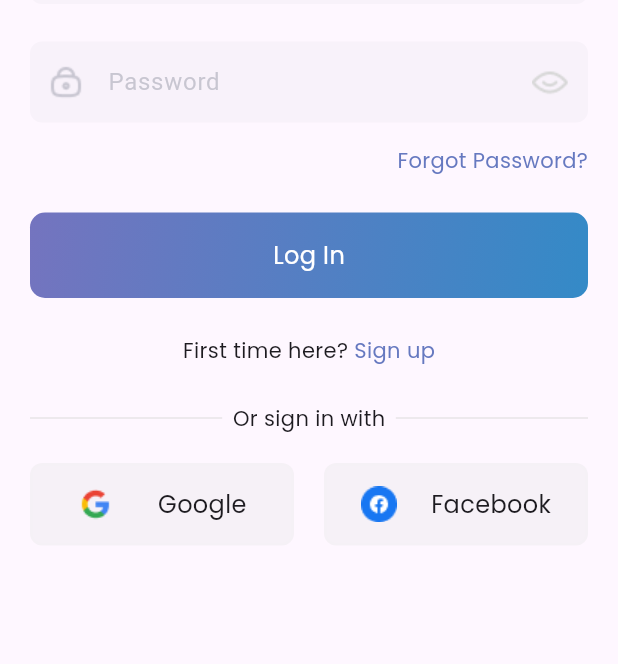
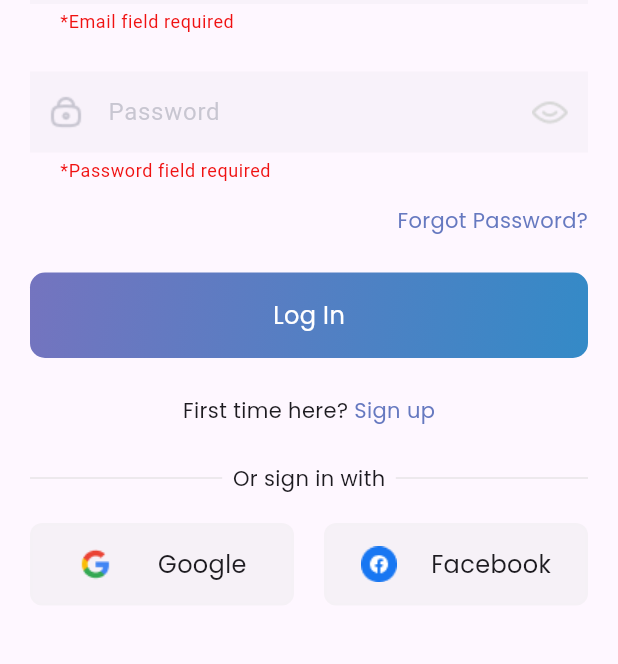
Before and after one commit to SauravAcharya23/Car-Rental-Mobile-App, a Flutter app: the screen it shows after launch, after a tap on "Log In", on a phone screen of 412 x 824 dp, the part 539-1203 px from its top. Run offline on Flutter 3.47's test engine with Material 3 defaults, Android fonts, the phone set to English and light mode, and no system bars; our stand-ins replace cloud_firestore, firebase_auth, firebase_core, flutter_credit_card, flutter_riverpod, flutter_xlider and 3 more; missing offline and left inert: card_scanner, flutter_3d_controller; accounts and stored records are empty.

Commit message:
Login with email and password with validation

```diff
--- a/lib/core/network/services/auth.dart
+++ b/lib/core/network/services/auth.dart
@@ -1,11 +1,20 @@
 
 
+import 'package:car_rental_app/model/user/user_model.dart';
 import 'package:firebase_auth/firebase_auth.dart';
 import 'package:cloud_firestore/cloud_firestore.dart';
 
 class AuthService{
 
   final FirebaseAuth _auth = FirebaseAuth.instance;
+
+  // auth change user stream
+  Stream<UserModel?> get user{
+    // return _auth.authStateChanges().map(_userFromFirebaseUser);
+    return _auth.authStateChanges().map((user) {
+      return user != null ? UserModel(uid: user.uid, ) : null;
+    });
+  }
 
   // Register with Email & Password
   Future registerAccount({required String email, required String password, required String username})async{
@@ -26,4 +35,24 @@ class AuthService{
 
   }
 
+
+  // Login with Email & Password
+  Future loginAccount({required String email, required String password}) async{
+
+    // Step 1: Login user with email and password
+    UserCredential userCredential = await _auth.signInWithEmailAndPassword(email: email, password: password);
+
+    User? user = userCredential.user;
+
+    return _userFromFirebaseUser(user);
+
+
+  }
+
+  // create user obj based on firebase user
+  UserModel? _userFromFirebaseUser(User? user){
+    return user == null ? null : UserModel(uid: user.uid,);
+    // return UserModel(uid: user.uid);
+  }
+
 }
--- a/lib/core/ui/string_constrants.dart
+++ b/lib/core/ui/string_constrants.dart
@@ -3,3 +3,6 @@
 // Register page message
 const errorRegisterMessage = 'Server Error. Please Try Again Later';
 const successRegisterMessage = 'Register Successfully. Please Login';
+
+// Login page message
+const errorLogin = 'Could not sign in with those credentials';
--- a/lib/main.dart
+++ b/lib/main.dart
@@ -1,6 +1,5 @@
-import 'package:car_rental_app/presentation/view/pages/Login_Page/login.dart';
+import 'package:car_rental_app/presentation/view/authenticate/wrapper.dart';
 import 'package:car_rental_app/routes/app_routes.dart';
-import 'package:car_rental_app/routes/routes.dart';
 import 'package:firebase_core/firebase_core.dart';
 import 'package:flutter/material.dart';
 import 'package:flutter_riverpod/flutter_riverpod.dart';
@@ -33,8 +32,8 @@ class MyApp extends StatelessWidget {
         colorScheme: ColorScheme.fromSeed(seedColor: Colors.deepPurple),
       ),
       routes: AppRoutes.routes,
-      initialRoute: Routes.login,
-      home: const LoginPage()
+      // initialRoute: Routes.login,
+      home: const Wrapper()
     );
   }
 }
--- /dev/null
+++ b/lib/presentation/view/authenticate/wrapper.dart
@@ -0,0 +1,22 @@
+import 'package:car_rental_app/core/network/services/auth.dart';
+import 'package:car_rental_app/model/user/user_model.dart';
+import 'package:car_rental_app/presentation/view/pages/Bottom_Navbar_page/bottom_navbar.dart';
+import 'package:car_rental_app/presentation/view/pages/Login_Page/login.dart';
+import 'package:flutter/material.dart';
+
+class Wrapper extends StatelessWidget {
+  const Wrapper({super.key});
+
+  @override
+  Widget build(BuildContext context) {
+    return StreamBuilder<UserModel?>(
+      stream: AuthService().user,
+      builder: (context, snapshot) {
+
+        print("object:  ${snapshot.data?.uid}");
+
+        return snapshot.data == null ?  LoginPage() : BottomNavBar();
+      },
+    );
+  }
+}
--- a/lib/presentation/view/pages/Login_Page/login.dart
+++ b/lib/presentation/view/pages/Login_Page/login.dart
@@ -1,26 +1,37 @@
 
 
+import 'package:car_rental_app/core/network/services/auth.dart';
 import 'package:car_rental_app/core/ui/colors.dart';
+import 'package:car_rental_app/core/ui/string_constrants.dart';
+import 'package:car_rental_app/presentation/view/components/extra/extra.dart';
 import 'package:car_rental_app/presentation/view/components/my_button.dart';
 import 'package:car_rental_app/presentation/view/components/my_social_button.dart';
 import 'package:car_rental_app/presentation/view/components/my_textformfield.dart';
 import 'package:car_rental_app/routes/routes.dart';
 import 'package:flutter/material.dart';
+import 'package:flutter_riverpod/flutter_riverpod.dart';
 import 'package:gap/gap.dart';
 import 'package:google_fonts/google_fonts.dart';
 
-class LoginPage extends StatefulWidget {
+class LoginPage extends ConsumerStatefulWidget {
   const LoginPage({super.key});
 
   @override
-  State<LoginPage> createState() => _LoginPageState();
+  ConsumerState<LoginPage> createState() => _LoginPageState();
 }
 
-class _LoginPageState extends State<LoginPage> {
+class _LoginPageState extends ConsumerState<LoginPage> {
 
   // text editing controllers
   final emailController = TextEditingController();
   final passwordController = TextEditingController();
+
+  final _formKey = GlobalKey<FormState>();
+
+  final _hidePassword = StateProvider.autoDispose<bool>((ref) => true,);
+  final _isLoading = StateProvider.autoDispose<bool>((ref) => false,);
+
+  final AuthService _auth = AuthService();
 
   @override
   Widget build(BuildContext context) {
@@ -28,6 +39,8 @@ class _LoginPageState extends State<LoginPage> {
       body: SingleChildScrollView(
         child: Padding(
           padding: const EdgeInsets.symmetric(horizontal: 20, vertical: 104),
+          child: Form(
+            key: _formKey,
             child: Column(
               children: [
                 Image.asset("lib/images/Full Logo.png"),
@@ -60,6 +73,8 @@ class _LoginPageState extends State<LoginPage> {
                   validate: (val) {
                     if(val!.isEmpty){
                       return "*Email field required";
+                    }else if (!RegExp(r"^[a-zA-Z0-9._%+-]+@[a-zA-Z0-9.-]+\.[a-zA-Z]{2,}$").hasMatch(val)) { // Regular Expression for validating email
+                      return "Enter a valid email address";
                     }else{
                       return null;
                     }
@@ -72,8 +87,14 @@ class _LoginPageState extends State<LoginPage> {
                   controller: passwordController,
                   hintText: "Password",
                   prefixIcon: Image.asset("lib/images/lock.png"),
-                suffixIcon: Image.asset("lib/images/eye.png",),
-                hideText: true,
+                  suffixIcon: GestureDetector(
+                    onTap: (){
+                      ref.read(_hidePassword.notifier).update((state) => !state);// // Reset the loading state
+                    },
+                    child:Image.asset(ref.watch(_hidePassword) ? "lib/images/eye.png" : "lib/images/view.png",)
+
+                  ),
+                  hideText: ref.watch(_hidePassword),
                   // fillcolor: colorLightGrey.withOpacity(0.05), // 5% opacity,
                   fillcolor: colorLightGrey.withAlpha((0.05 * 255).toInt()),
                   validate: (val) {
@@ -100,10 +121,23 @@ class _LoginPageState extends State<LoginPage> {
 
                 const Gap(25),
 
-              MyButton(
+                ref.watch(_isLoading) == true
+                ? CircularProgressIndicator()
+                : MyButton(
                   bottonName: "Log In",
-                onTap: () {
+                  onTap: ()async {
+                    if(_formKey.currentState != null){
+                      if(_formKey.currentState!.validate()){
+                        ref.read(_isLoading.notifier).state = true; // Use `read` for updates
 
+                        dynamic result = await _auth.loginAccount(email: emailController.text.trim().toString(), password: passwordController.text.trim().toString());
+
+                        if(result == null){
+                          SnackBarHelper.showErrorSnackBar(context,errorLogin);
+                          ref.read(_isLoading.notifier).state = false; // Reset the loading state
+                        }
+                      }
+                    }
                   },
                 ),
 
@@ -175,6 +209,7 @@ class _LoginPageState extends State<LoginPage> {
             ),
           ),
         ),
+      ),
     );
   }
 }
```
Also changed, not shown: lib/presentation/view/pages/Signup_Page/signup.dart (+18 -4 lines), lib/images/view.png (added). Lines whose indentation alone changed are shown as unchanged.
